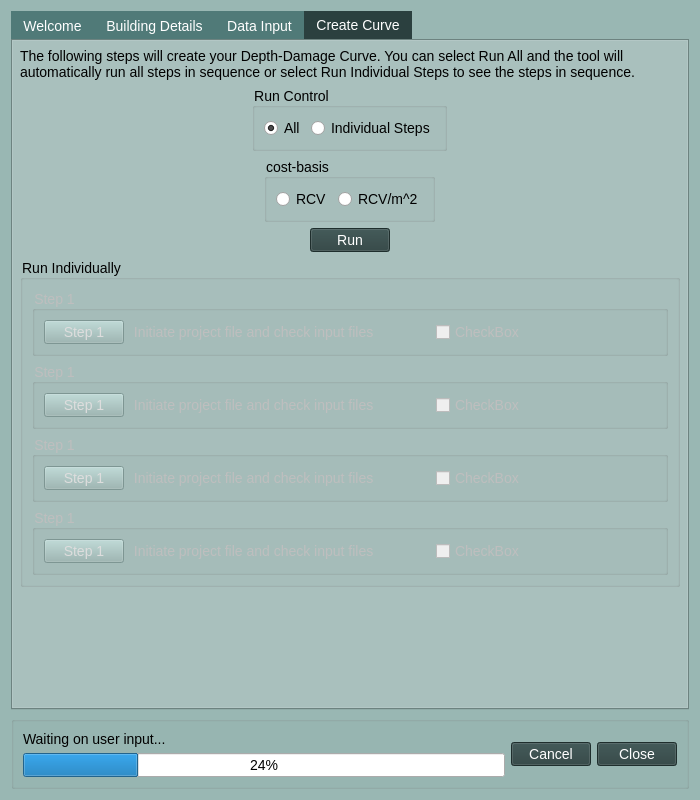
First picture: the form in cancurve/cc_dialog.ui, repository NRCan/CanCurve, before the edit.
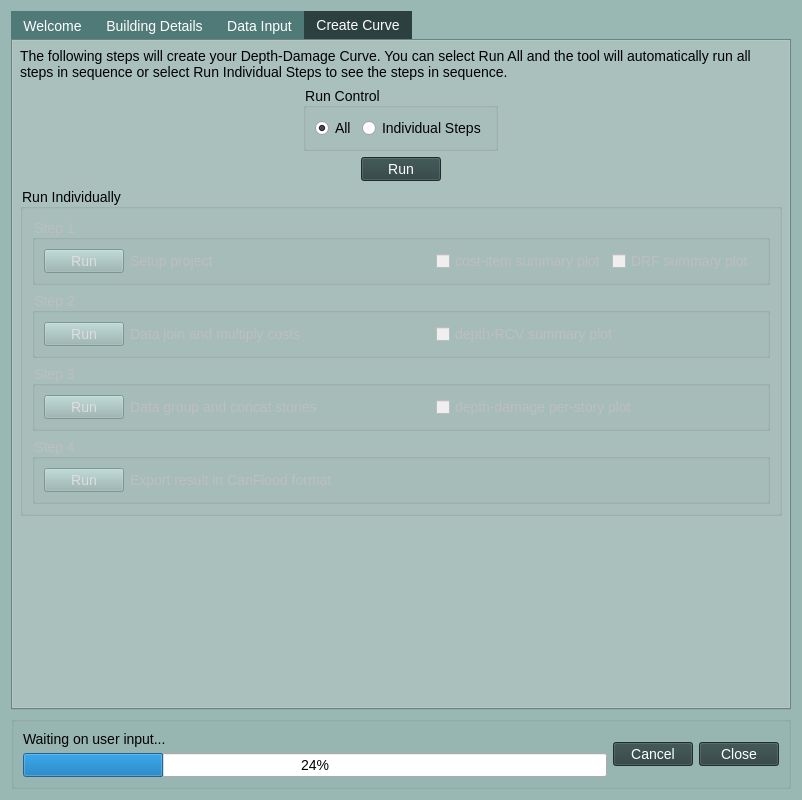
Second picture: the form after the edit. The open tabs and pages were chosen to show the change. Icons and pictures are not drawn.

Patch:
```diff
--- a/cancurve/cc_dialog.ui
+++ b/cancurve/cc_dialog.ui
@@ -659,29 +659,6 @@
            </layout>
           </widget>
          </item>
-         <item alignment="Qt::AlignHCenter">
-          <widget class="QGroupBox" name="groupBox_7">
-           <property name="title">
-            <string>cost-basis</string>
-           </property>
-           <layout class="QHBoxLayout" name="horizontalLayout">
-            <item>
-             <widget class="QRadioButton" name="radioButton_4">
-              <property name="text">
-               <string>RCV</string>
-              </property>
-             </widget>
-            </item>
-            <item>
-             <widget class="QRadioButton" name="radioButton_3">
-              <property name="text">
-               <string>RCV/m^2</string>
-              </property>
-             </widget>
-            </item>
-           </layout>
-          </widget>
-         </item>
          <item alignment="Qt::AlignHCenter">
           <widget class="QPushButton" name="pushButton_Tcc_run">
            <property name="text">
@@ -706,9 +683,6 @@
               <layout class="QHBoxLayout" name="horizontalLayout_4">
                <item>
                 <widget class="QPushButton" name="pushButton_3">
-                 <property name="enabled">
-                  <bool>false</bool>
-                 </property>
                  <property name="sizePolicy">
                   <sizepolicy hsizetype="Fixed" vsizetype="Fixed">
                    <horstretch>0</horstretch>
@@ -716,7 +690,7 @@
                   </sizepolicy>
                  </property>
                  <property name="text">
-                  <string>Step 1</string>
+                  <string>Run</string>
                  </property>
                  <property name="checkable">
                   <bool>false</bool>
@@ -741,14 +715,24 @@
                   </size>
                  </property>
                  <property name="text">
-                  <string> Initiate project file and check input files </string>
+                  <string>Setup project</string>
                  </property>
                 </widget>
                </item>
                <item>
                 <widget class="QCheckBox" name="checkBox_2">
                  <property name="text">
-                  <string>CheckBox</string>
+                  <string>cost-item summary plot</string>
+                 </property>
+                 <property name="checked">
+                  <bool>false</bool>
+                 </property>
+                </widget>
+               </item>
+               <item>
+                <widget class="QCheckBox" name="checkBox_5">
+                 <property name="text">
+                  <string>DRF summary plot</string>
                  </property>
                 </widget>
                </item>
@@ -761,7 +745,7 @@
                <bool>false</bool>
               </property>
               <property name="title">
-               <string>Step 1</string>
+               <string>Step 2</string>
               </property>
               <layout class="QHBoxLayout" name="horizontalLayout_5">
                <item>
@@ -776,7 +760,7 @@
                   </sizepolicy>
                  </property>
                  <property name="text">
-                  <string>Step 1</string>
+                  <string>Run</string>
                  </property>
                 </widget>
                </item>
@@ -795,14 +779,14 @@
                   </size>
                  </property>
                  <property name="text">
-                  <string> Initiate project file and check input files </string>
+                  <string>Data join and multiply costs</string>
                  </property>
                 </widget>
                </item>
                <item>
                 <widget class="QCheckBox" name="checkBox_3">
                  <property name="text">
-                  <string>CheckBox</string>
+                  <string>depth-RCV summary plot</string>
                  </property>
                 </widget>
                </item>
@@ -815,7 +799,7 @@
                <bool>false</bool>
               </property>
               <property name="title">
-               <string>Step 1</string>
+               <string>Step 3</string>
               </property>
               <layout class="QHBoxLayout" name="horizontalLayout_6">
                <item>
@@ -830,7 +814,7 @@
                   </sizepolicy>
                  </property>
                  <property name="text">
-                  <string>Step 1</string>
+                  <string>Run</string>
                  </property>
                 </widget>
                </item>
@@ -849,14 +833,14 @@
                   </size>
                  </property>
                  <property name="text">
-                  <string> Initiate project file and check input files </string>
+                  <string>Data group and concat stories</string>
                  </property>
                 </widget>
                </item>
                <item>
                 <widget class="QCheckBox" name="checkBox_4">
                  <property name="text">
-                  <string>CheckBox</string>
+                  <string>depth-damage per-story plot</string>
                  </property>
                 </widget>
                </item>
@@ -869,7 +853,7 @@
                <bool>false</bool>
               </property>
               <property name="title">
-               <string>Step 1</string>
+               <string>Step 4</string>
               </property>
               <layout class="QHBoxLayout" name="horizontalLayout_3">
                <item>
@@ -884,7 +868,7 @@
                   </sizepolicy>
                  </property>
                  <property name="text">
-                  <string>Step 1</string>
+                  <string>Run</string>
                  </property>
                 </widget>
                </item>
@@ -903,16 +887,22 @@
                   </size>
                  </property>
                  <property name="text">
-                  <string> Initiate project file and check input files </string>
+                  <string>Export result in CanFlood format</string>
                  </property>
                 </widget>
                </item>
                <item>
-                <widget class="QCheckBox" name="checkBox">
-                 <property name="text">
-                  <string>CheckBox</string>
+                <spacer name="horizontalSpacer_2">
+                 <property name="orientation">
+                  <enum>Qt::Horizontal</enum>
                  </property>
-                </widget>
+                 <property name="sizeHint" stdset="0">
+                  <size>
+                   <width>40</width>
+                   <height>20</height>
+                  </size>
+                 </property>
+                </spacer>
                </item>
               </layout>
              </widget>
```
